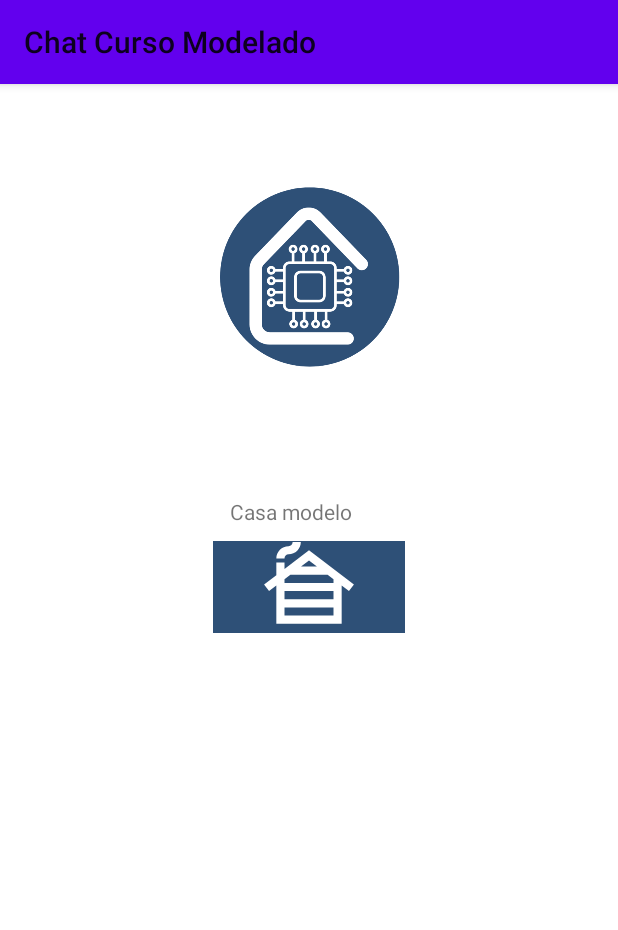
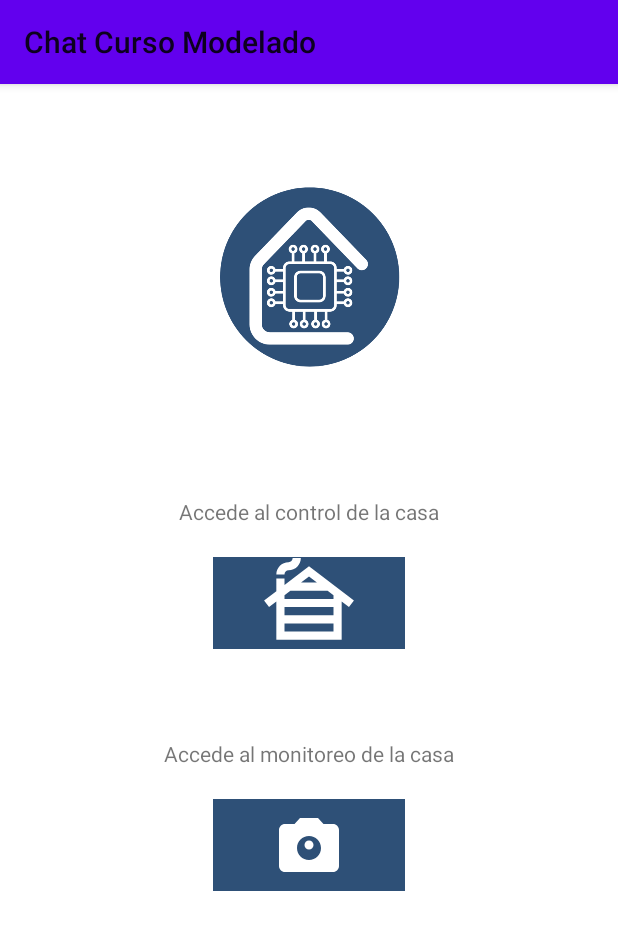
Before and after one commit to stphnVi/PI_empotrados, an Android app: the PrincipalActivity screen opened directly, with no data from a screen before it, on a phone screen of 412 x 824 dp. Shown: the top 930 px of the screen. Run offline under Robolectric (Android 15) with nearby library versions, the phone set to English and light mode, and no system bars.

Commit message:
[feature] read images functionality with http protocol

```diff
--- a/MiPrimerAplicacion/app/build.gradle
+++ b/MiPrimerAplicacion/app/build.gradle
@@ -37,6 +37,7 @@ dependencies {
     implementation 'com.github.dhaval2404:imagepicker:2.1'
     implementation 'org.osmdroid:osmdroid-android:6.1.10'
     implementation 'com.google.android.gms:play-services-maps:19.0.0'
+    implementation 'com.squareup.picasso:picasso:2.71828'
     testImplementation 'junit:junit:4.13.2'
     androidTestImplementation 'androidx.test.ext:junit:1.1.5'
     androidTestImplementation 'androidx.test.espresso:espresso-core:3.5.1'
--- a/MiPrimerAplicacion/app/src/main/AndroidManifest.xml
+++ b/MiPrimerAplicacion/app/src/main/AndroidManifest.xml
@@ -18,6 +18,7 @@
         android:roundIcon="@mipmap/ic_launcher_round"
         android:supportsRtl="true"
         android:theme="@style/Theme.MiPrimerAplicacion"
+        android:usesCleartextTraffic="true"
         tools:targetApi="31">
 
 
@@ -38,6 +39,9 @@
 
         <!-- Declarar la actividad Principal -->
         <activity android:name=".PrincipalActivity"></activity>
+
+        <!-- Declarar la actividad registro_casa -->
+        <activity android:name=".Monitoreo"></activity>
 
         <!-- Declarar la actividad Casa modelo -->
         <activity android:name=".CasaModelo"></activity>
--- a/MiPrimerAplicacion/app/src/main/java/com/example/miprimeraplicacion/MainActivity.java
+++ b/MiPrimerAplicacion/app/src/main/java/com/example/miprimeraplicacion/MainActivity.java
@@ -49,7 +49,7 @@ public class MainActivity extends AppCompatActivity {
         editTextMessage = findViewById(R.id.editTextMessage);
         // textViewChat = findViewById(R.id.textViewChat);
         Button buttonSend = findViewById(R.id.buttonSend);
-        Button buttonExit = findViewById(R.id.buttonExit);
+       // Button buttonExit = findViewById(R.id.buttonExit);
         //Button buttonForgetPassword = findViewById(R.id.buttonForgot);
 
         //Cada vez que se abre la pantalla de inicio de sesion se indica en el boolean
--- a/MiPrimerAplicacion/app/src/main/java/com/example/miprimeraplicacion/PrincipalActivity.java
+++ b/MiPrimerAplicacion/app/src/main/java/com/example/miprimeraplicacion/PrincipalActivity.java
@@ -18,13 +18,18 @@ public class PrincipalActivity extends AppCompatActivity {
     protected void onCreate(Bundle savedInstanceState) {
         super.onCreate(savedInstanceState);
         setContentView(R.layout.principal);
+
         ImageButton botoncasamodelo = findViewById(R.id.casamodelo);
-
-
+        ImageButton botonmonitoreo = findViewById(R.id.monitoreo);
 
 
         botoncasamodelo.setOnClickListener(view -> { // mapeo del boton casa modelo
             Intent intent = new Intent(PrincipalActivity.this, CasaModelo.class);
+            startActivity(intent);
+        });
+
+        botonmonitoreo.setOnClickListener(view -> { // mapeo del boton casa modelo
+            Intent intent = new Intent(PrincipalActivity.this, Monitoreo.class);
             startActivity(intent);
         });
 
--- /dev/null
+++ b/MiPrimerAplicacion/app/src/main/res/drawable/camera.xml
@@ -0,0 +1,16 @@
+<vector xmlns:android="http://schemas.android.com/apk/res/android"
+    android:width="48dp"
+    android:height="48dp"
+    android:viewportWidth="24"
+    android:viewportHeight="24">
+
+    <!-- Cuerpo de la cámara -->
+    <path
+        android:fillColor="#FFFFFF"
+        android:pathData="M20 5h-3.17l-1.83-2H9L7.17 5H4c-1.11 0-2 0.9-2 2v12c0 1.1 0.89 2 2 2h16c1.1 0 2-0.9 2-2V7c0-1.1-0.9-2-2-2zM12 17c-2.21 0-4-1.79-4-4s1.79-4 4-4 4 1.79 4 4-1.79 4-4 4z"/>
+
+    <!-- Lente de la cámara -->
+    <path
+        android:fillColor="#FFFFFF"
+        android:pathData="M12 10.5c-0.83 0-1.5 0.67-1.5 1.5s0.67 1.5 1.5 1.5 1.5-0.67 1.5-1.5-0.67-1.5-1.5-1.5z"/>
+</vector>
--- a/MiPrimerAplicacion/app/src/main/res/layout/principal.xml
+++ b/MiPrimerAplicacion/app/src/main/res/layout/principal.xml
@@ -46,10 +46,10 @@
 
         <TextView
             android:id="@+id/textView6"
-            android:layout_width="105dp"
-            android:layout_height="29dp"
+            android:layout_width="wrap_content"
+            android:layout_height="40dp"
             android:layout_gravity="center"
-            android:text="Casa modelo" />
+            android:text="Accede al control de la casa" />
 
         <ImageButton
             android:id="@+id/casamodelo"
@@ -59,9 +59,25 @@
             android:background="@color/Azuloscuro"
             app:srcCompat="@drawable/modelocasa" />
 
+
+
         <View
             android:layout_width="match_parent"
-            android:layout_height="21dp" />
+            android:layout_height="60dp" />
+
+        <TextView
+            android:id="@+id/textView7"
+            android:layout_width="wrap_content"
+            android:layout_height="40dp"
+            android:layout_gravity="center"
+            android:text="Accede al monitoreo de la casa" />
+        <ImageButton
+            android:id="@+id/monitoreo"
+            android:layout_width="128dp"
+            android:layout_height="61dp"
+            android:layout_gravity="center"
+            android:background="@color/Azuloscuro"
+            app:srcCompat="@drawable/camera" />
 
 
     </LinearLayout>
```
Also changed, not shown: MiPrimerAplicacion/app/src/main/java/com/example/miprimeraplicacion/Monitoreo.java (added, +128 -0 lines), MiPrimerAplicacion/app/src/main/res/layout/activity_main.xml (+4 -24 lines), MiPrimerAplicacion/app/src/main/res/layout/casa_modelo.xml (+7 -6 lines), MiPrimerAplicacion/app/src/main/res/layout/monitoreo.xml (added, +58 -0 lines), 4 other files.
